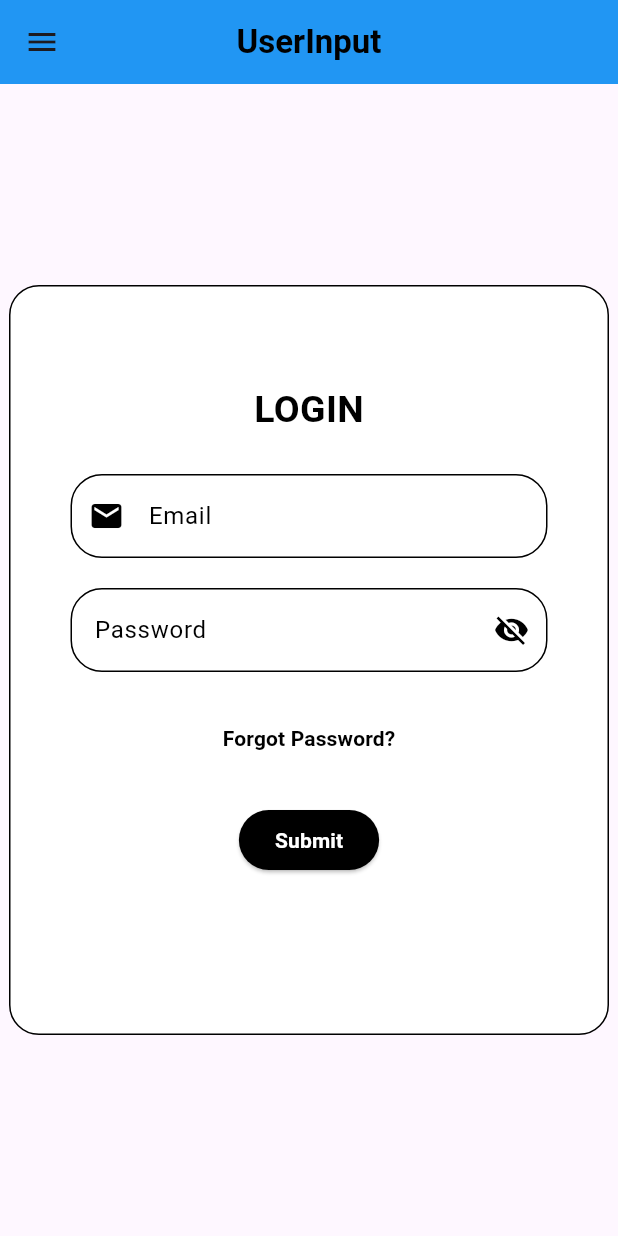
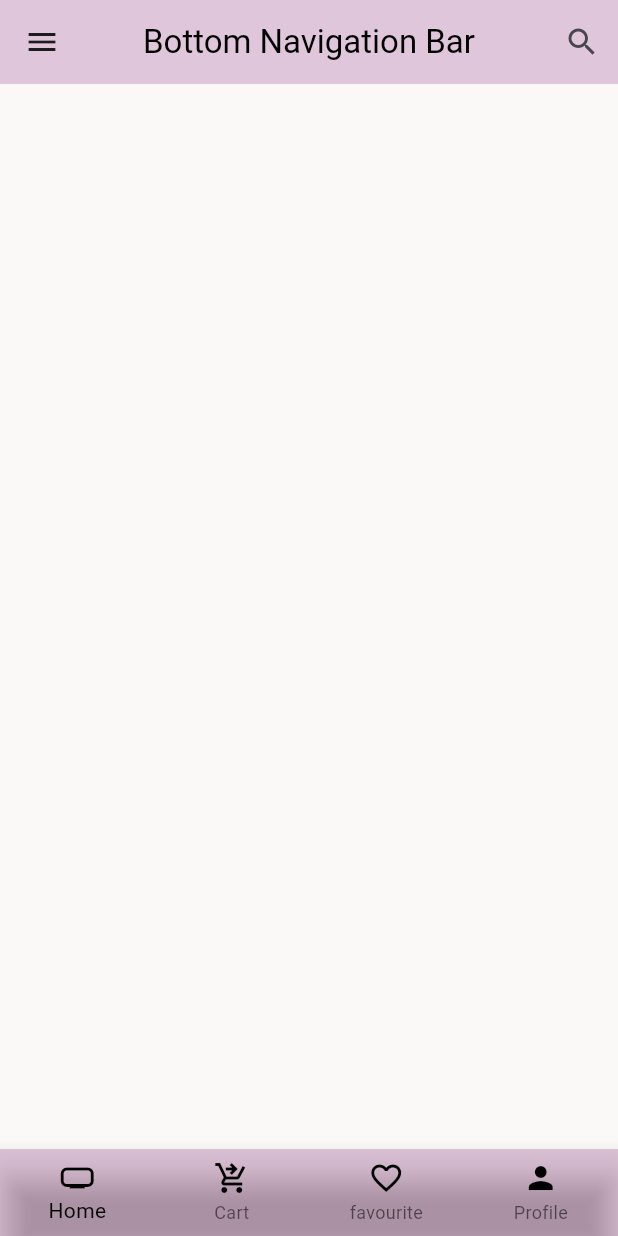
Before and after one commit to CodeWithAI01/Flutter, a Flutter app: the screen it shows after launch, on a phone screen of 412 x 824 dp. Run offline on Flutter 3.47's test engine with Material 3 defaults, Android fonts, the phone set to English and light mode, and no system bars.

Commit message:
bottom navigator

```diff
--- /dev/null
+++ b/lib/bottomnavbar.dart
@@ -0,0 +1,80 @@
+import 'package:flutter/material.dart';
+
+class BottomNavbar extends StatefulWidget {
+  @override
+  State<BottomNavbar> createState() => _BottomNavbarState();
+}
+
+class _BottomNavbarState extends State<BottomNavbar> {
+  void _onItemTapped(int index) {
+    switch (index) {
+      case 0:
+        Navigator.pushNamed(context, '/home');
+        break;
+      case 1:
+        Navigator.pushNamed(context, '/cart');
+        break;
+      case 2:
+        Navigator.pushNamed(context, '/favorite');
+        break;
+      case 3:
+        Navigator.pushNamed(context, '/profile');
+        break;
+    }
+  }
+
+  @override
+  Widget build(BuildContext context) {
+    return Scaffold(
+      appBar: AppBar(
+        centerTitle: true,
+        title: Text(
+          "Bottom Navigation Bar",
+          style: TextStyle(
+            color: Colors.black,
+          ),
+        ),
+        backgroundColor: Color.fromARGB(57, 122, 29, 91),
+        actions: [
+          IconButton(
+            icon: Icon(Icons.search),
+            onPressed: () {},
+          ),
+        ],
+      ),
+      body: Container(
+        color: Color.fromARGB(255, 251, 248, 248),
+      ),
+      drawer: Drawer(
+        child: Container(
+          color: Color.fromARGB(57, 122, 29, 91),
+        ),
+      ),
+      bottomNavigationBar: BottomNavigationBar(
+        onTap: _onItemTapped,
+        fixedColor: Colors.black,
+        type: BottomNavigationBarType.fixed,
+        backgroundColor: Color.fromARGB(57, 122, 29, 91),
+        unselectedIconTheme: IconThemeData(color: Colors.black),
+        items: [
+          BottomNavigationBarItem(
+            icon: Icon(Icons.home_max_sharp),
+            label: "Home",
+          ),
+          BottomNavigationBarItem(
+            icon: Icon(Icons.shopping_cart_checkout_outlined),
+            label: "Cart",
+          ),
+          BottomNavigationBarItem(
+            icon: Icon(Icons.favorite_border_outlined),
+            label: "favourite",
+          ),
+          BottomNavigationBarItem(
+            icon: Icon(Icons.person),
+            label: "Profile",
+          ),
+        ],
+      ),
+    );
+  }
+}
--- /dev/null
+++ b/lib/cart.dart
@@ -0,0 +1,16 @@
+import 'package:flutter/material.dart';
+
+class Cart extends StatelessWidget {
+  @override
+  Widget build(BuildContext context) {
+    return Scaffold(
+      appBar: AppBar(
+        title: Text('Cart Page'),
+        backgroundColor: Color.fromARGB(57, 122, 29, 91),
+      ),
+      body: Center(
+        child: Text('Cart Page'),
+      ),
+    );
+  }
+}
--- a/lib/main.dart
+++ b/lib/main.dart
@@ -1,6 +1,11 @@
+import 'package:aiapp/cart.dart';
 import 'package:flutter/material.dart';
+import 'forgetpassword.dart';
+import 'bottomnavbar.dart';
+import 'cart.dart';
+import 'favorite.dart';
 import 'home.dart';
-import 'forgetpassword.dart';
+import 'profile.dart';
 
 void main() {
   runApp(MyApp());
@@ -11,10 +16,14 @@ class MyApp extends StatelessWidget {
   Widget build(BuildContext context) {
     return MaterialApp(
       debugShowCheckedModeBanner: false,
-      initialRoute: '/home',
+      initialRoute: '/bottomnavbar',
       routes: {
         // ignore: non_constant_identifier_names
-        '/home': (Context) => Home(),
+        '/bottomnavbar': (Context) => BottomNavbar(),
+        '/cart': (context) => Cart(),
+        '/favorite': (context) => Favorite(),
+        '/profile': (context) => Profile(),
+        '/home': (context) => Home(),
 
         '/forgetpassword': (context) => ForgetPassword(),
       },
--- /dev/null
+++ b/lib/profile.dart
@@ -0,0 +1,16 @@
+import 'package:flutter/material.dart';
+
+class Profile extends StatelessWidget {
+  @override
+  Widget build(BuildContext context) {
+    return Scaffold(
+      appBar: AppBar(
+        title: Text('Profile Page'),
+        backgroundColor: Color.fromARGB(57, 122, 29, 91),
+      ),
+      body: Center(
+        child: Text('Profile Page'),
+      ),
+    );
+  }
+}
```
Also changed, not shown: lib/favorite.dart (added, +16 -0 lines).
